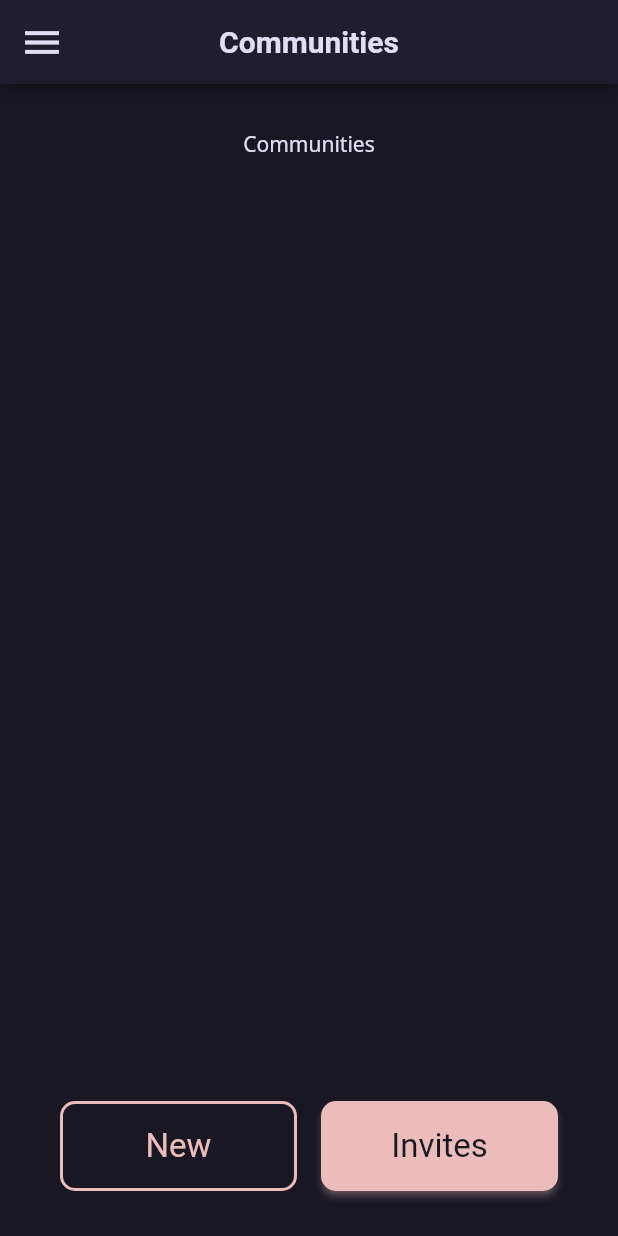
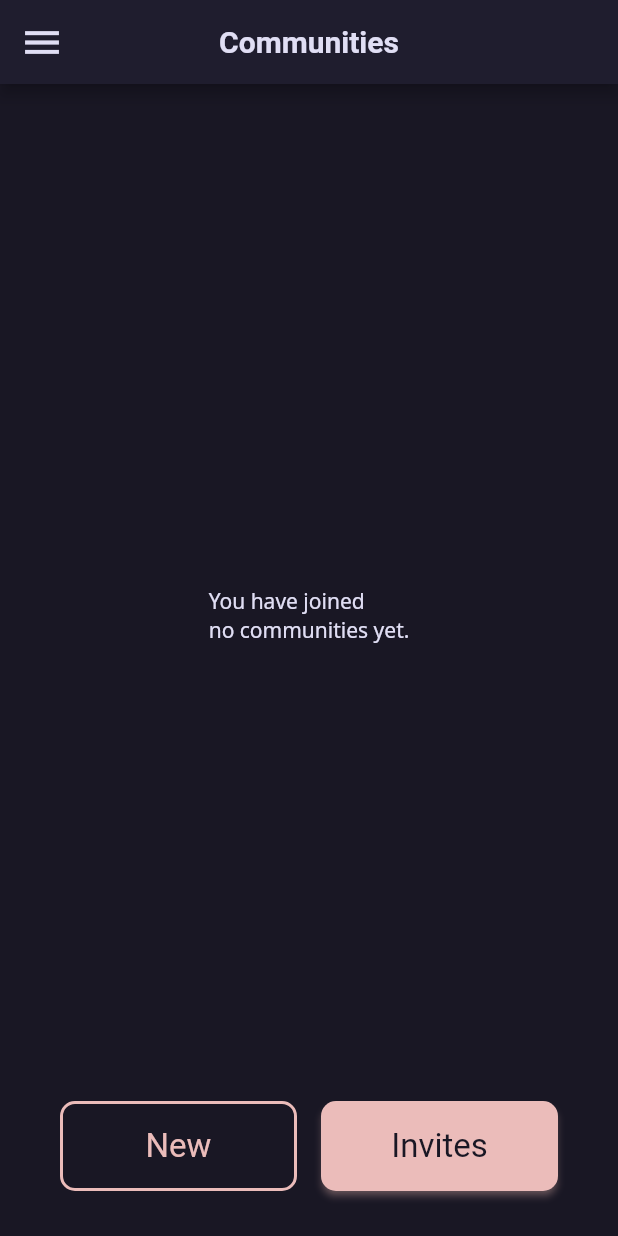
Before and after one commit to haykodarb/communal_app, a Flutter app: the CommunitiesPage screen opened by its route, on a phone screen of 412 x 824 dp. Run offline on Flutter 3.47's test engine with Material 2 defaults, Android fonts, the phone set to English and light mode, and no system bars; our stand-ins replace get, google_fonts, image_picker, string_validator, supabase_flutter; accounts and stored records are empty.

Commit message:
Creating and managin communities working fine

```diff
--- a/lib/backend/communities_backend.dart
+++ b/lib/backend/communities_backend.dart
@@ -3,6 +3,45 @@ import 'package:biblioteca/models/community.dart';
 import 'package:supabase_flutter/supabase_flutter.dart';
 
 class CommunitiesBackend {
+  static Future<BackendReponse> getCommunitiesForUser() async {
+    final SupabaseClient client = Supabase.instance.client;
+
+    final String userId = client.auth.currentUser!.id;
+
+    final List<dynamic> response = await client.from('memberships').select().eq('member', userId);
+
+    print(response);
+
+    if (response.isEmpty) {
+      return BackendReponse(success: false, payload: null);
+    }
+
+    final List<String> listOfCommunityIds = response.map((element) => element['community'] as String).toList();
+
+    final List<dynamic> communitiesResponse = await client.from('communities').select().in_(
+          'id',
+          listOfCommunityIds,
+        );
+
+    print(communitiesResponse);
+
+    if (response.isEmpty) {
+      return BackendReponse(success: false, payload: null);
+    }
+
+    final List<Community> listOfCommunities = communitiesResponse
+        .map(
+          (dynamic element) => Community(
+            name: element['name'],
+            description: element['description'],
+            id: element['id'],
+          ),
+        )
+        .toList();
+
+    return BackendReponse(success: true, payload: listOfCommunities);
+  }
+
   static Future<BackendReponse> createCommunity(Community community) async {
     final SupabaseClient client = Supabase.instance.client;
 
--- a/lib/models/community.dart
+++ b/lib/models/community.dart
@@ -1,11 +1,11 @@
 class Community {
-  String? uuid;
+  String? id;
   String name;
   String description;
 
   Community({
     required this.name,
     required this.description,
-    this.uuid,
+    this.id,
   });
 }
--- a/lib/presentation/communities/communities_page.dart
+++ b/lib/presentation/communities/communities_page.dart
@@ -21,7 +21,39 @@ class CommunitiesPage extends StatelessWidget {
             child: Column(
               mainAxisAlignment: MainAxisAlignment.spaceBetween,
               children: [
-                const Text('Communities'),
+                Expanded(
+                  child: Obx(
+                    () {
+                      if (controller.loading.value) {
+                        return const Center(
+                          child: SizedBox(
+                            height: 50,
+                            width: 50,
+                            child: CircularProgressIndicator(),
+                          ),
+                        );
+                      }
+
+                      if (controller.communities.isNotEmpty) {
+                        return ListView.builder(
+                          itemCount: controller.communities.length,
+                          itemBuilder: (context, index) {
+                            return Column(
+                              children: [
+                                Text(controller.communities[index].name),
+                                Text(controller.communities[index].description),
+                              ],
+                            );
+                          },
+                        );
+                      } else {
+                        return const Center(
+                          child: Text('You have joined\nno communities yet.'),
+                        );
+                      }
+                    },
+                  ),
+                ),
                 Padding(
                   padding: const EdgeInsets.symmetric(horizontal: 30),
                   child: Row(
--- a/lib/presentation/communities/create_community/create_community_controller.dart
+++ b/lib/presentation/communities/create_community/create_community_controller.dart
@@ -51,9 +51,9 @@ class CreateCommunityController extends GetxController {
       if (response.success) {
         errorMessage.value = 'Community created.';
 
-        // Get.back<Community>(
-        //   result: response.payload,
-        // );
+        Get.back<dynamic>(
+          result: true,
+        );
       } else {
         errorMessage.value = 'Creating Community failed.';
       }
--- a/lib/presentation/my_books/my_books_controller.dart
+++ b/lib/presentation/my_books/my_books_controller.dart
@@ -29,8 +29,10 @@ class MyBooksController extends GetxController {
     final BackendReponse response = await BooksBackend.getAllBooks();
     loading.value = false;
 
-    userBooks.value = response.payload;
-    userBooks.refresh();
+    if (response.success) {
+      userBooks.value = response.payload;
+      userBooks.refresh();
+    }
   }
 
   Future<void> goToAddBookPage() async {
--- a/lib/routes.dart
+++ b/lib/routes.dart
@@ -72,7 +72,7 @@ List<GetPage> routes() => <GetPage>[
         transition: Transition.noTransition,
         page: () => const CommunitiesPage(),
       ),
-      GetPage<dynamic>(
+      GetPage<bool>(
         name: RouteNames.createCommunityPage,
         transition: Transition.downToUp,
         page: () => const CreateCommunityPage(),
```
Also changed, not shown: lib/presentation/communities/communities_controller.dart (+28 -2 lines), lib/presentation/my_books/my_books_page.dart (+11 -7 lines).
